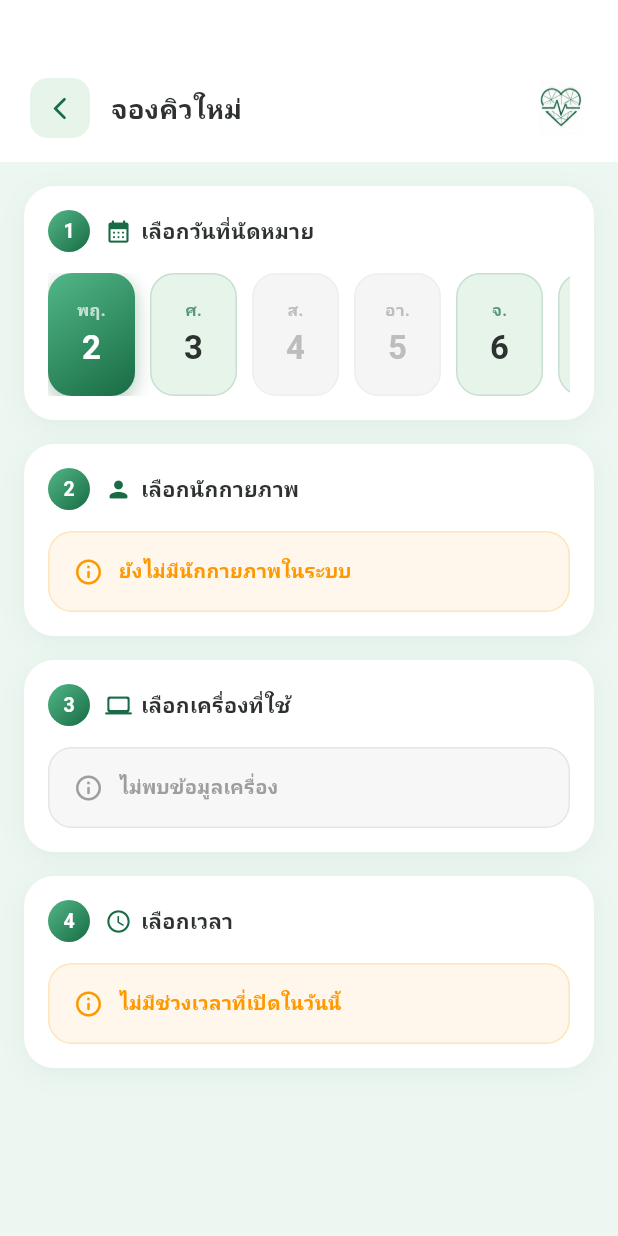
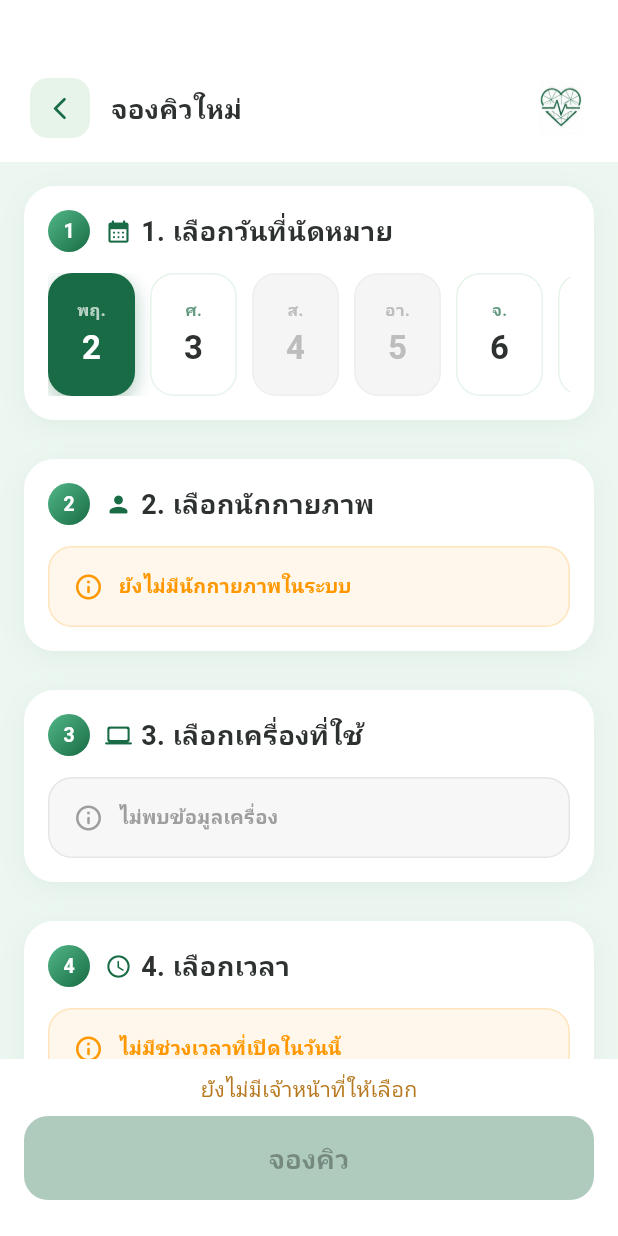
Before and after one commit to JunJun8742/healthcare-app, a Flutter app: the BookingScreen screen opened directly, on a phone screen of 412 x 824 dp. Run offline on Flutter 3.47's test engine with Material 3 defaults, Android fonts, the phone set to English and light mode, and no system bars; our stand-ins replace cloud_firestore, firebase_auth, firebase_core, google_fonts, image_picker; accounts and stored records are empty; Roboto replaces fonts that are missing (Prompt).

Commit message:
feat: booking page numbered steps, large chips, submit hint
Co-Authored-By: Claude Fable 5 <noreply@anthropic.com>

```diff
--- a/lib/main.dart
+++ b/lib/main.dart
@@ -1385,6 +1385,15 @@ class _BookingScreenState extends State<BookingScreen> {
   String? selectedMachineId;
   String selectedMachineName = '';
 
+  bool get _canSubmit => staffList.isNotEmpty && availableTimes.isNotEmpty && !loadingTimes && !loadingStaff;
+
+  String get _missingHint {
+    if (loadingStaff || loadingTimes) return 'กำลังโหลดข้อมูล...';
+    if (staffList.isEmpty) return 'ยังไม่มีเจ้าหน้าที่ให้เลือก';
+    if (availableTimes.isEmpty) return 'ไม่มีเวลาว่างในวันนี้ กรุณาเลือกวันอื่น';
+    return '';
+  }
+
   late List<DateTime> upcomingDays;
   final List<String> thaiDayNames = ['', 'จ.', 'อ.', 'พ.', 'พฤ.', 'ศ.', 'ส.', 'อา.'];
 
@@ -1543,7 +1552,7 @@ class _BookingScreenState extends State<BookingScreen> {
 
             // ── Step 1: วันที่ ──
             _bookingCard(
-              step: 1, icon: Icons.calendar_month_rounded, title: 'เลือกวันที่นัดหมาย',
+              step: 1, icon: Icons.calendar_month_rounded, title: '1. เลือกวันที่นัดหมาย',
               child: SizedBox(
                 height: 82,
                 child: ListView.builder(
@@ -1557,11 +1566,11 @@ class _BookingScreenState extends State<BookingScreen> {
                       child: AnimatedContainer(
                         duration: const Duration(milliseconds: 200),
                         width: 58, margin: const EdgeInsets.only(right: 10),
+                        constraints: const BoxConstraints(minHeight: 48),
                         decoration: BoxDecoration(
-                          gradient: isSel ? const LinearGradient(colors: [Color(0xff52b788), Color(0xff186B44)], begin: Alignment.topLeft, end: Alignment.bottomRight) : null,
-                          color: isWeekend ? Colors.grey.shade100 : (isSel ? null : lightGreen),
+                          color: isWeekend ? Colors.grey.shade100 : (isSel ? primaryGreen : Colors.white),
                           borderRadius: BorderRadius.circular(16),
-                          border: isSel ? null : Border.all(color: isWeekend ? Colors.grey.shade200 : primaryGreen.withValues(alpha: 0.15)),
+                          border: isSel ? null : Border.all(color: isWeekend ? Colors.grey.shade200 : lightGreen),
                           boxShadow: isSel ? [BoxShadow(color: primaryGreen.withValues(alpha: 0.35), blurRadius: 10, offset: const Offset(0, 4))] : [],
                         ),
                         child: Column(mainAxisAlignment: MainAxisAlignment.center, children: [
@@ -1575,11 +1584,11 @@ class _BookingScreenState extends State<BookingScreen> {
                 ),
               ),
             ),
-            const SizedBox(height: 14),
+            const SizedBox(height: kGapXL),
 
             // ── Step 2: นักกายภาพ ──
             _bookingCard(
-              step: 2, icon: Icons.person_rounded, title: 'เลือกนักกายภาพ',
+              step: 2, icon: Icons.person_rounded, title: '2. เลือกนักกายภาพ',
               child: loadingStaff
                 ? const Center(child: Padding(padding: EdgeInsets.all(20), child: CircularProgressIndicator(color: primaryGreen)))
                 : staffList.isEmpty
@@ -1595,10 +1604,11 @@ class _BookingScreenState extends State<BookingScreen> {
                           duration: const Duration(milliseconds: 200),
                           margin: const EdgeInsets.only(bottom: 10),
                           padding: const EdgeInsets.all(12),
+                          constraints: const BoxConstraints(minHeight: 48),
                           decoration: BoxDecoration(
-                            color: isSel ? lightGreen : Colors.grey.shade50,
+                            color: isSel ? lightGreen : Colors.white,
                             borderRadius: BorderRadius.circular(16),
-                            border: Border.all(color: isSel ? primaryGreen : Colors.grey.shade200, width: isSel ? 1.5 : 1),
+                            border: Border.all(color: isSel ? primaryGreen : lightGreen, width: isSel ? 1.5 : 1),
                           ),
                           child: Row(children: [
                             Stack(children: [
@@ -1624,11 +1634,11 @@ class _BookingScreenState extends State<BookingScreen> {
                       );
                     })),
             ),
-            const SizedBox(height: 14),
+            const SizedBox(height: kGapXL),
 
             // ── Step 3: เครื่อง ──
             _bookingCard(
-              step: 3, icon: Icons.computer_rounded, title: 'เลือกเครื่องที่ใช้',
+              step: 3, icon: Icons.computer_rounded, title: '3. เลือกเครื่องที่ใช้',
               child: StreamBuilder<QuerySnapshot>(
                 stream: FirebaseFirestore.instance.collection('machine_status').snapshots(),
                 builder: (context, machineSnap) {
@@ -1687,18 +1697,18 @@ class _BookingScreenState extends State<BookingScreen> {
                 },
               ),
             ),
-            const SizedBox(height: 14),
+            const SizedBox(height: kGapXL),
 
             // ── Step 4: เวลา ──
             _bookingCard(
-              step: 4, icon: Icons.access_time_rounded, title: 'เลือกเวลา',
+              step: 4, icon: Icons.access_time_rounded, title: '4. เลือกเวลา',
               child: loadingTimes
                 ? const Center(child: Padding(padding: EdgeInsets.all(20), child: CircularProgressIndicator(color: primaryGreen)))
                 : availableTimes.isEmpty
                   ? _infoBox('ไม่มีช่วงเวลาที่เปิดในวันนี้', Colors.orange)
                   : GridView.builder(
                       shrinkWrap: true, physics: const NeverScrollableScrollPhysics(),
-                      gridDelegate: const SliverGridDelegateWithFixedCrossAxisCount(crossAxisCount: 3, childAspectRatio: 2.0, crossAxisSpacing: 10, mainAxisSpacing: 10),
+                      gridDelegate: const SliverGridDelegateWithFixedCrossAxisCount(crossAxisCount: 3, childAspectRatio: 1.7, crossAxisSpacing: 10, mainAxisSpacing: 10),
                       itemCount: availableTimes.length,
                       itemBuilder: (_, i) {
                         bool isSel = i == selectedTimeIndex;
@@ -1707,45 +1717,49 @@ class _BookingScreenState extends State<BookingScreen> {
                           onTap: () => setState(() => selectedTimeIndex = i),
                           child: AnimatedContainer(
                             duration: const Duration(milliseconds: 200),
+                            constraints: const BoxConstraints(minHeight: 48),
                             decoration: BoxDecoration(
-                              gradient: isSel ? const LinearGradient(colors: [Color(0xff52b788), Color(0xff186B44)], begin: Alignment.topLeft, end: Alignment.bottomRight) : null,
-                              color: isSel ? null : lightGreen,
+                              color: isSel ? primaryGreen : Colors.white,
                               borderRadius: BorderRadius.circular(12),
-                              border: isSel ? null : Border.all(color: primaryGreen.withValues(alpha: 0.2)),
+                              border: isSel ? null : Border.all(color: lightGreen),
                               boxShadow: isSel ? [BoxShadow(color: primaryGreen.withValues(alpha: 0.4), blurRadius: 8, offset: const Offset(0, 3))] : [],
                             ),
-                            child: Center(child: Text(time, style: GoogleFonts.prompt(fontWeight: FontWeight.bold, fontSize: 15, color: isSel ? Colors.white : primaryGreen))),
+                            child: Center(child: Text(time, style: GoogleFonts.prompt(fontWeight: FontWeight.bold, fontSize: 15, color: isSel ? Colors.white : textDark))),
                           ),
                         );
                       },
                     ),
             ),
 
-            const SizedBox(height: 24),
-
-            // ── ปุ่มยืนยัน ──
-            if (staffList.isNotEmpty && availableTimes.isNotEmpty && selectedMachineId != null)
-              Container(
-                width: double.infinity, height: 58,
-                decoration: BoxDecoration(
-                  gradient: const LinearGradient(colors: [Color(0xff52b788), Color(0xff186B44)], begin: Alignment.topLeft, end: Alignment.bottomRight),
-                  borderRadius: BorderRadius.circular(18),
-                  boxShadow: [BoxShadow(color: primaryGreen.withValues(alpha: 0.45), blurRadius: 16, offset: const Offset(0, 6))],
-                ),
-                child: ElevatedButton(
-                  style: ElevatedButton.styleFrom(backgroundColor: Colors.transparent, shadowColor: Colors.transparent, shape: RoundedRectangleBorder(borderRadius: BorderRadius.circular(18))),
-                  onPressed: isSubmitting ? null : submitBooking,
-                  child: isSubmitting
-                    ? const CircularProgressIndicator(color: Colors.white, strokeWidth: 2)
-                    : Row(mainAxisAlignment: MainAxisAlignment.center, children: [
-                        const Icon(Icons.check_circle_rounded, color: Colors.white, size: 20),
-                        const SizedBox(width: 10),
-                        Text('ยืนยันการจองคิว', style: GoogleFonts.notoSansThai(fontSize: 17, color: Colors.white, fontWeight: FontWeight.bold)),
-                      ]),
-                ),
-              ),
           ]),
         )),
+
+        // ===== Bottom-pinned submit button =====
+        Container(
+          color: Colors.white,
+          padding: const EdgeInsets.fromLTRB(16, 10, 16, 24),
+          child: Column(mainAxisSize: MainAxisSize.min, children: [
+            if (!_canSubmit)
+              Padding(
+                padding: const EdgeInsets.only(bottom: kGapS),
+                child: Text(_missingHint, style: tCaption(const Color(0xffB7791F))),
+              ),
+            SizedBox(
+              width: double.infinity, height: 56,
+              child: ElevatedButton(
+                style: ElevatedButton.styleFrom(
+                  backgroundColor: primaryGreen, foregroundColor: Colors.white,
+                  disabledBackgroundColor: primaryGreen.withValues(alpha: 0.35),
+                  shape: RoundedRectangleBorder(borderRadius: BorderRadius.circular(kRadius)),
+                ),
+                onPressed: _canSubmit && !isSubmitting ? submitBooking : null,
+                child: isSubmitting
+                  ? const SizedBox(width: 22, height: 22, child: CircularProgressIndicator(color: Colors.white, strokeWidth: 2))
+                  : Text('จองคิว', style: GoogleFonts.notoSansThai(fontSize: 18, fontWeight: FontWeight.bold)),
+              ),
+            ),
+          ]),
+        ),
       ]),
     );
   }
@@ -1770,7 +1784,7 @@ class _BookingScreenState extends State<BookingScreen> {
         const SizedBox(width: 10),
         Icon(icon, color: primaryGreen, size: 18),
         const SizedBox(width: 6),
-        Text(title, style: GoogleFonts.notoSansThai(fontWeight: FontWeight.bold, fontSize: 14, color: textDark)),
+        Expanded(child: Text(title, style: tTitle())),
       ]),
       const SizedBox(height: 14),
       child,
```
